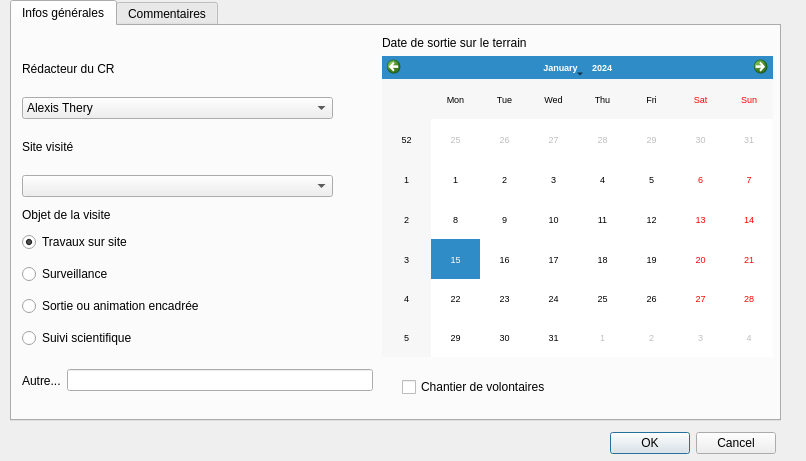
This is ui_bdtravaux_sortie.ui in VincentD/bdtravaux as Qt 5 draws it before an edit. The edited form follows.
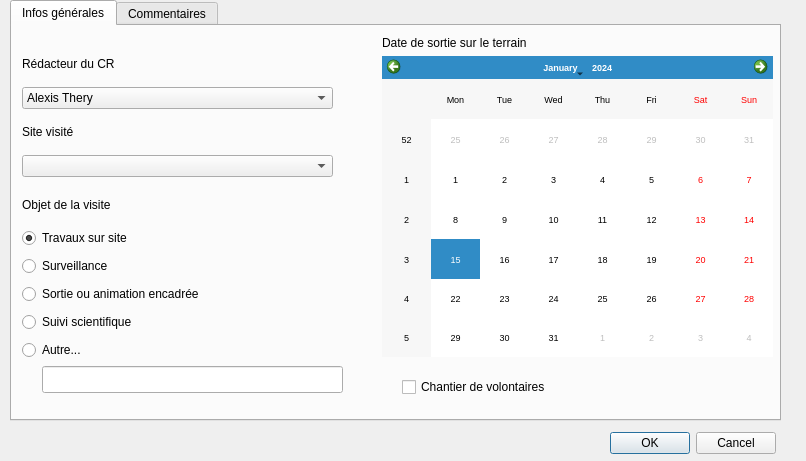
This is the edited form.

Commit message: - module sortie, radiobox : valeur "autre" et texte afférent gérés et intégrés au CR - réglé bug : la liste des opérations dans le CR n'était basée que sur la table de polygones. MAitenant basé sur une union entre les 3 tables "operation" - plusieurs problèmes de mise en page du CR réglés

```diff
--- a/ui_bdtravaux_sortie.ui
+++ b/ui_bdtravaux_sortie.ui
@@ -69,7 +69,7 @@
        <x>10</x>
        <y>20</y>
        <width>311</width>
-       <height>151</height>
+       <height>131</height>
       </rect>
      </property>
      <layout class="QVBoxLayout" name="verticalLayout">
@@ -177,7 +177,7 @@
      <property name="geometry">
       <rect>
        <x>10</x>
-       <y>180</y>
+       <y>170</y>
        <width>227</width>
        <height>17</height>
       </rect>
@@ -205,7 +205,7 @@
        <x>10</x>
        <y>200</y>
        <width>229</width>
-       <height>131</height>
+       <height>136</height>
       </rect>
      </property>
      <layout class="QVBoxLayout" name="obj_layout">
@@ -252,30 +252,25 @@
         </attribute>
        </widget>
       </item>
-     </layout>
-    </widget>
-    <widget class="QWidget" name="">
-     <property name="geometry">
-      <rect>
-       <x>10</x>
-       <y>340</y>
-       <width>351</width>
-       <height>29</height>
-      </rect>
-     </property>
-     <layout class="QHBoxLayout" name="horizontalLayout">
       <item>
-       <widget class="QLabel" name="lbl_obj_autre">
+       <widget class="QRadioButton" name="obj_autre">
         <property name="text">
          <string>Autre...</string>
         </property>
        </widget>
       </item>
-      <item>
-       <widget class="QLineEdit" name="obj_autre"/>
-      </item>
      </layout>
     </widget>
+    <widget class="QLineEdit" name="obj_autre_text">
+     <property name="geometry">
+      <rect>
+       <x>30</x>
+       <y>340</y>
+       <width>301</width>
+       <height>27</height>
+      </rect>
+     </property>
+    </widget>
    </widget>
    <widget class="QWidget" name="tab_comm">
     <attribute name="title">
```
Left out of the diff: 3 changed lines with no effect on the pictures. The commit also changes 3 other files.
